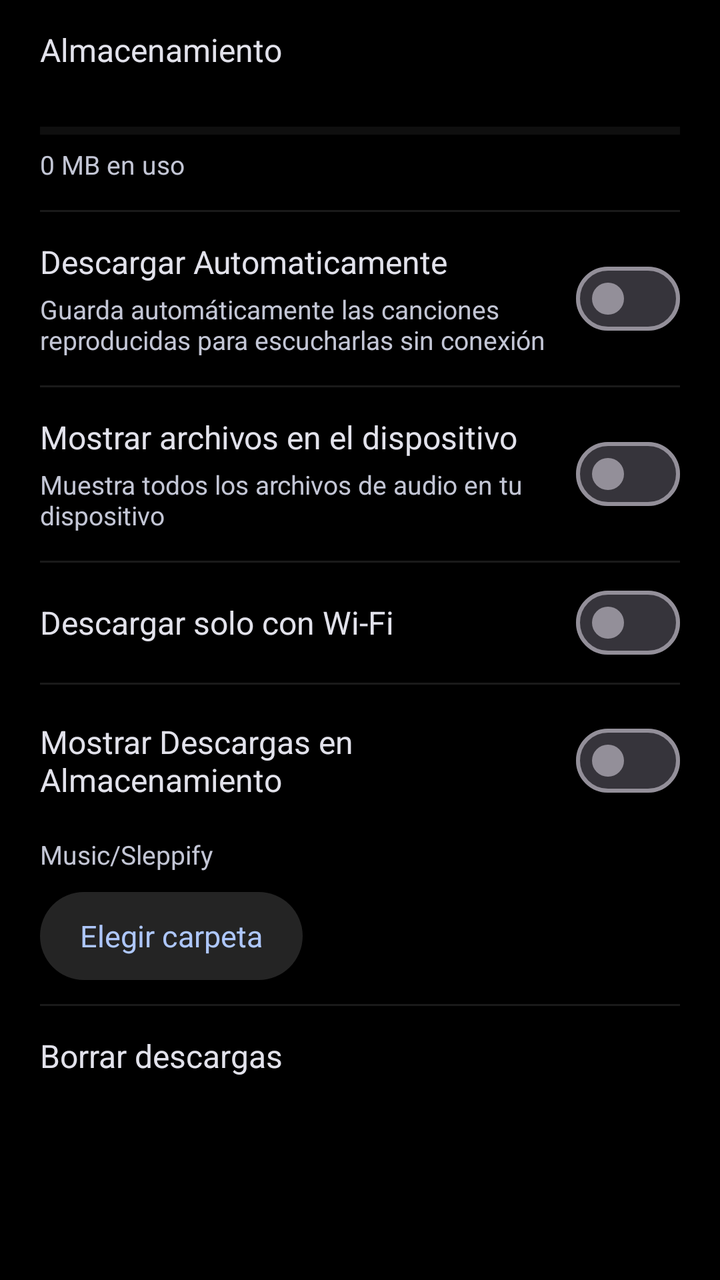
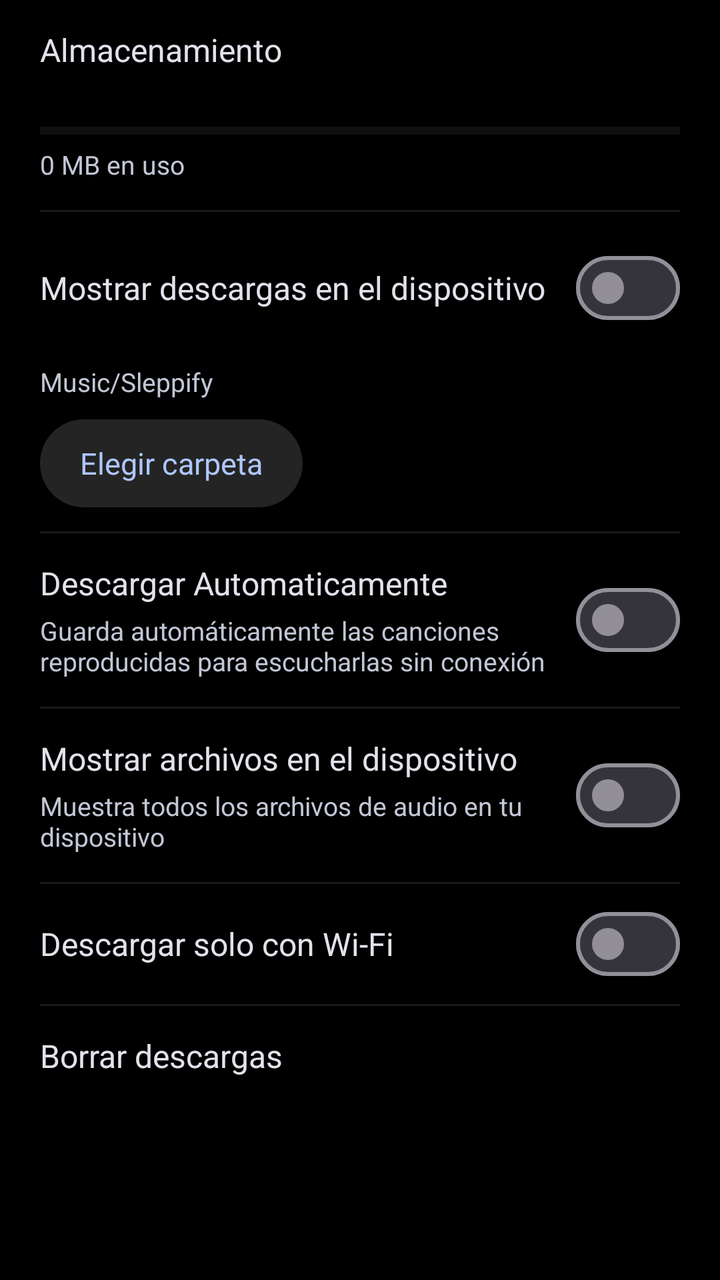

An Android layout rendered at two revisions. The XML below is the earlier revision; the diff shows what the commit changed to produce the second picture.
<!-- AndroidManifest.xml: application theme Theme.Sleppify -->
<!-- res/layout/settings_downloads.xml -->
<?xml version="1.0" encoding="utf-8"?>
<ScrollView xmlns:android="http://schemas.android.com/apk/res/android"
    android:id="@+id/svSettingsDownloads"
    android:layout_width="match_parent"
    android:layout_height="match_parent"
    android:background="#FF000000"
    android:clipToPadding="false"
    android:paddingBottom="32dp">

    <LinearLayout
        android:layout_width="match_parent"
        android:layout_height="wrap_content"
        android:orientation="vertical"
        android:paddingHorizontal="20dp"
        android:paddingTop="0dp">

        
        <TextView
            android:layout_width="wrap_content"
            android:layout_height="wrap_content"
            android:paddingTop="14dp"
            android:paddingBottom="4dp"
            android:text="Almacenamiento"
            android:textColor="@color/text_primary"
            android:textSize="16sp" />

        <TextView
            android:id="@+id/tvDownloadsStorageFree"
            android:layout_width="match_parent"
            android:layout_height="wrap_content"
            android:gravity="end"
            android:paddingBottom="6dp"
            android:text=""
            android:textColor="@color/text_secondary"
            android:textSize="13sp" />

        <ProgressBar
            android:id="@+id/pbStorageInternal"
            style="?android:attr/progressBarStyleHorizontal"
            android:layout_width="match_parent"
            android:layout_height="4dp"
            android:max="100"
            android:progress="0"
            android:progressTint="@color/stitch_blue"
            android:progressBackgroundTint="#33FFFFFF" />

        <TextView
            android:id="@+id/tvDownloadsStorageUsed"
            android:layout_width="wrap_content"
            android:layout_height="wrap_content"
            android:paddingTop="6dp"
            android:paddingBottom="14dp"
            android:text="0 MB en uso"
            android:textColor="@color/text_secondary"
            android:textSize="13sp" />

        <View
            android:layout_width="match_parent"
            android:layout_height="1dp"
            android:background="#1AFFFFFF" />

        
        <LinearLayout
            android:id="@+id/sectionSdStorage"
            android:layout_width="match_parent"
            android:layout_height="wrap_content"
            android:orientation="vertical"
            android:visibility="gone">

            <TextView
                android:layout_width="wrap_content"
                android:layout_height="wrap_content"
                android:paddingTop="14dp"
                android:paddingBottom="4dp"
                android:text="Almacenamiento en tarjeta SD"
                android:textColor="@color/text_primary"
                android:textSize="16sp" />

            <TextView
                android:id="@+id/tvDownloadsSdFree"
                android:layout_width="match_parent"
                android:layout_height="wrap_content"
                android:gravity="end"
                android:paddingBottom="6dp"
                android:text=""
                android:textColor="@color/text_secondary"
                android:textSize="13sp" />

            <ProgressBar
                android:id="@+id/pbStorageSd"
                style="?android:attr/progressBarStyleHorizontal"
                android:layout_width="match_parent"
                android:layout_height="4dp"
                android:max="100"
                android:progress="0"
                android:progressTint="@color/stitch_blue"
                android:progressBackgroundTint="#33FFFFFF" />

            <TextView
                android:id="@+id/tvDownloadsSdUsed"
                android:layout_width="wrap_content"
                android:layout_height="wrap_content"
                android:paddingTop="6dp"
                android:paddingBottom="14dp"
                android:text="0 MB en uso"
                android:textColor="@color/text_secondary"
                android:textSize="13sp" />

            <View
                android:layout_width="match_parent"
                android:layout_height="1dp"
                android:background="#1AFFFFFF" />
        </LinearLayout>

        
        <LinearLayout
            android:id="@+id/rowAutoDownloadOnPlay"
            android:layout_width="match_parent"
            android:layout_height="wrap_content"
            android:gravity="center_vertical"
            android:orientation="horizontal"
            android:paddingVertical="14dp">

            <LinearLayout
                android:layout_width="0dp"
                android:layout_height="wrap_content"
                android:layout_weight="1"
                android:orientation="vertical">

                <TextView
                    android:layout_width="wrap_content"
                    android:layout_height="wrap_content"
                    android:text="Descargar Automaticamente"
                    android:textColor="@color/text_primary"
                    android:textSize="16sp" />

                <TextView
                    android:layout_width="wrap_content"
                    android:layout_height="wrap_content"
                    android:layout_marginTop="4dp"
                    android:text="Guarda automáticamente las canciones reproducidas para escucharlas sin conexión"
                    android:textColor="@color/text_secondary"
                    android:textSize="13sp" />
            </LinearLayout>

            <com.google.android.material.materialswitch.MaterialSwitch
                android:id="@+id/swAutoDownloadOnPlay"
                android:layout_width="wrap_content"
                android:layout_height="wrap_content"
                android:minWidth="0dp"
                android:minHeight="0dp" />
        </LinearLayout>

        <View
            android:layout_width="match_parent"
            android:layout_height="1dp"
            android:background="#1AFFFFFF" />

        
        <LinearLayout
            android:layout_width="match_parent"
            android:layout_height="wrap_content"
            android:gravity="center_vertical"
            android:orientation="horizontal"
            android:paddingVertical="14dp">

            <LinearLayout
                android:layout_width="0dp"
                android:layout_height="wrap_content"
                android:layout_weight="1"
                android:orientation="vertical">

                <TextView
                    android:layout_width="wrap_content"
                    android:layout_height="wrap_content"
                    android:text="Mostrar archivos en el dispositivo"
                    android:textColor="@color/text_primary"
                    android:textSize="16sp" />

                <TextView
                    android:layout_width="wrap_content"
                    android:layout_height="wrap_content"
                    android:layout_marginTop="4dp"
                    android:text="Muestra todos los archivos de audio en tu dispositivo"
                    android:textColor="@color/text_secondary"
                    android:textSize="13sp" />
            </LinearLayout>

            <com.google.android.material.materialswitch.MaterialSwitch
                android:id="@+id/swShowDeviceFiles"
                android:layout_width="wrap_content"
                android:layout_height="wrap_content"
                android:minWidth="0dp"
                android:minHeight="0dp" />
        </LinearLayout>

        <View
            android:layout_width="match_parent"
            android:layout_height="1dp"
            android:background="#1AFFFFFF" />

        
        <LinearLayout
            android:layout_width="match_parent"
            android:layout_height="wrap_content"
            android:gravity="center_vertical"
            android:orientation="horizontal"
            android:paddingVertical="14dp">

            <TextView
                android:layout_width="0dp"
                android:layout_height="wrap_content"
                android:layout_weight="1"
                android:text="Descargar solo con Wi-Fi"
                android:textColor="@color/text_primary"
                android:textSize="16sp" />

            <com.google.android.material.materialswitch.MaterialSwitch
                android:id="@+id/swDownloadWifiOnly"
                android:layout_width="wrap_content"
                android:layout_height="wrap_content"
                android:minWidth="0dp"
                android:minHeight="0dp" />
        </LinearLayout>

        <View
            android:layout_width="match_parent"
            android:layout_height="1dp"
            android:background="#1AFFFFFF" />

        <LinearLayout
            android:id="@+id/rowCustomDownloadLocation"
            android:layout_width="match_parent"
            android:layout_height="wrap_content"
            android:orientation="horizontal"
            android:gravity="center_vertical"
            android:paddingVertical="14dp">

            <TextView
                android:layout_width="0dp"
                android:layout_height="wrap_content"
                android:layout_weight="1"
                android:text="Mostrar Descargas en Almacenamiento"
                android:textColor="@color/text_primary"
                android:textSize="16sp" />

            <com.google.android.material.materialswitch.MaterialSwitch
                android:id="@+id/swCustomDownloadLocation"
                android:layout_width="wrap_content"
                android:layout_height="wrap_content" />
        </LinearLayout>

        <TextView
            android:id="@+id/tvDownloadLocation"
            android:layout_width="match_parent"
            android:layout_height="wrap_content"
            android:text="Music/Sleppify"
            android:textColor="@color/text_secondary"
            android:textSize="13sp" />

        <TextView
            android:id="@+id/btnChooseDownloadFolder"
            android:layout_width="wrap_content"
            android:layout_height="wrap_content"
            android:layout_marginTop="10dp"
            android:layout_marginBottom="12dp"
            android:paddingHorizontal="20dp"
            android:minHeight="44dp"
            android:gravity="center_vertical"
            android:background="@drawable/bg_download_folder_button"
            android:clickable="true"
            android:focusable="true"
            android:text="Elegir carpeta"
            android:textColor="@color/stitch_blue"
            android:textSize="15sp" />

        <TextView
            android:id="@+id/tvDownloadLocationStatus"
            android:layout_width="match_parent"
            android:layout_height="wrap_content"
            android:paddingBottom="14dp"
            android:visibility="gone"
            android:textColor="@color/text_secondary"
            android:textSize="13sp" />

        <View
            android:layout_width="match_parent"
            android:layout_height="1dp"
            android:background="#1AFFFFFF" />

        
        <LinearLayout
            android:id="@+id/rowDownloadsDelete"
            android:layout_width="match_parent"
            android:layout_height="wrap_content"
            android:background="?attr/selectableItemBackground"
            android:clickable="true"
            android:focusable="true"
            android:paddingVertical="14dp">

            <TextView
                android:id="@+id/tvDownloadsDeleteTitle"
                android:layout_width="wrap_content"
                android:layout_height="wrap_content"
                android:text="Borrar descargas"
                android:textColor="@color/text_primary"
                android:textSize="16sp" />
        </LinearLayout>

    </LinearLayout>
</ScrollView>
<!-- resources referenced by this layout -->
<resources>
  <color name="stitch_blue">#AEC7FD</color>
  <color name="text_primary">#e2e2eb</color>
  <color name="text_secondary">#c3c6d5</color>
  <!-- drawable bg_download_folder_button (drawable) -->
  <?xml version="1.0" encoding="utf-8"?>
  <ripple xmlns:android="http://schemas.android.com/apk/res/android" android:color="#26FFFFFF">
      <item>
          <shape android:shape="rectangle">
              <solid android:color="#242424" />
              <corners android:radius="24dp" />
          </shape>
      </item>
  </ripple>
  <style name="Theme.Sleppify" parent="Base.Theme.Sleppify" />
  <style name="Base.Theme.Sleppify" parent="Theme.Material3.Dark.NoActionBar">
          
          <item name="colorPrimary">@color/stitch_blue</item>
          <item name="colorSecondary">@color/stitch_blue_light</item>
          <item name="android:windowBackground">@color/surface_dark</item>
          <item name="android:navigationBarColor">@color/surface_dark</item>
          <item name="android:statusBarColor">@color/surface_dark</item>
          <item name="android:textColorPrimary">@color/text_primary</item>
          <item name="android:textColorSecondary">@color/text_secondary</item>
      </style>
  <color name="stitch_blue_light">#AEC7FD</color>
  <color name="surface_dark">#111319</color>
</resources>

<!-- the commit's change to res/layout/settings_downloads.xml (unified diff, before → after) -->
@@ -51,6 +51,66 @@
             android:paddingTop="6dp"
             android:paddingBottom="14dp"
             android:text="0 MB en uso"
+            android:textColor="@color/text_secondary"
+            android:textSize="13sp" />
+
+        <View
+            android:layout_width="match_parent"
+            android:layout_height="1dp"
+            android:background="#1AFFFFFF" />
+
+        <LinearLayout
+            android:id="@+id/rowCustomDownloadLocation"
+            android:layout_width="match_parent"
+            android:layout_height="wrap_content"
+            android:orientation="horizontal"
+            android:gravity="center_vertical"
+            android:paddingVertical="14dp">
+
+            <TextView
+                android:layout_width="0dp"
+                android:layout_height="wrap_content"
+                android:layout_weight="1"
+                android:text="Mostrar descargas en el dispositivo"
+                android:textColor="@color/text_primary"
+                android:textSize="16sp" />
+
+            <com.google.android.material.materialswitch.MaterialSwitch
+                android:id="@+id/swCustomDownloadLocation"
+                android:layout_width="wrap_content"
+                android:layout_height="wrap_content" />
+        </LinearLayout>
+
+        <TextView
+            android:id="@+id/tvDownloadLocation"
+            android:layout_width="match_parent"
+            android:layout_height="wrap_content"
+            android:text="Music/Sleppify"
+            android:textColor="@color/text_secondary"
+            android:textSize="13sp" />
+
+        <TextView
+            android:id="@+id/btnChooseDownloadFolder"
+            android:layout_width="wrap_content"
+            android:layout_height="wrap_content"
+            android:layout_marginTop="10dp"
+            android:layout_marginBottom="12dp"
+            android:paddingHorizontal="20dp"
+            android:minHeight="44dp"
+            android:gravity="center_vertical"
+            android:background="@drawable/bg_download_folder_button"
+            android:clickable="true"
+            android:focusable="true"
+            android:text="Elegir carpeta"
+            android:textColor="@color/stitch_blue"
+            android:textSize="15sp" />
+
+        <TextView
+            android:id="@+id/tvDownloadLocationStatus"
+            android:layout_width="match_parent"
+            android:layout_height="wrap_content"
+            android:paddingBottom="14dp"
+            android:visibility="gone"
             android:textColor="@color/text_secondary"
             android:textSize="13sp" />
 
@@ -228,66 +288,6 @@
             android:layout_height="1dp"
             android:background="#1AFFFFFF" />
 
-        <LinearLayout
-            android:id="@+id/rowCustomDownloadLocation"
-            android:layout_width="match_parent"
-            android:layout_height="wrap_content"
-            android:orientation="horizontal"
-            android:gravity="center_vertical"
-            android:paddingVertical="14dp">
-
-            <TextView
-                android:layout_width="0dp"
-                android:layout_height="wrap_content"
-                android:layout_weight="1"
-                android:text="Mostrar Descargas en Almacenamiento"
-                android:textColor="@color/text_primary"
-                android:textSize="16sp" />
-
-            <com.google.android.material.materialswitch.MaterialSwitch
-                android:id="@+id/swCustomDownloadLocation"
-                android:layout_width="wrap_content"
-                android:layout_height="wrap_content" />
-        </LinearLayout>
-
-        <TextView
-            android:id="@+id/tvDownloadLocation"
-            android:layout_width="match_parent"
-            android:layout_height="wrap_content"
-            android:text="Music/Sleppify"
-            android:textColor="@color/text_secondary"
-            android:textSize="13sp" />
-
-        <TextView
-            android:id="@+id/btnChooseDownloadFolder"
-            android:layout_width="wrap_content"
-            android:layout_height="wrap_content"
-            android:layout_marginTop="10dp"
-            android:layout_marginBottom="12dp"
-            android:paddingHorizontal="20dp"
-            android:minHeight="44dp"
-            android:gravity="center_vertical"
-            android:background="@drawable/bg_download_folder_button"
-            android:clickable="true"
-            android:focusable="true"
-            android:text="Elegir carpeta"
-            android:textColor="@color/stitch_blue"
-            android:textSize="15sp" />
-
-        <TextView
-            android:id="@+id/tvDownloadLocationStatus"
-            android:layout_width="match_parent"
-            android:layout_height="wrap_content"
-            android:paddingBottom="14dp"
-            android:visibility="gone"
-            android:textColor="@color/text_secondary"
-            android:textSize="13sp" />
-
-        <View
-            android:layout_width="match_parent"
-            android:layout_height="1dp"
-            android:background="#1AFFFFFF" />
-
         
         <LinearLayout
             android:id="@+id/rowDownloadsDelete"
